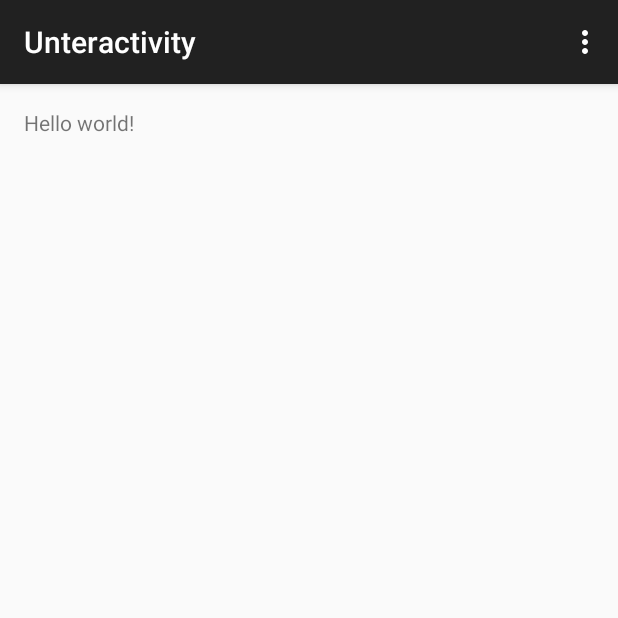
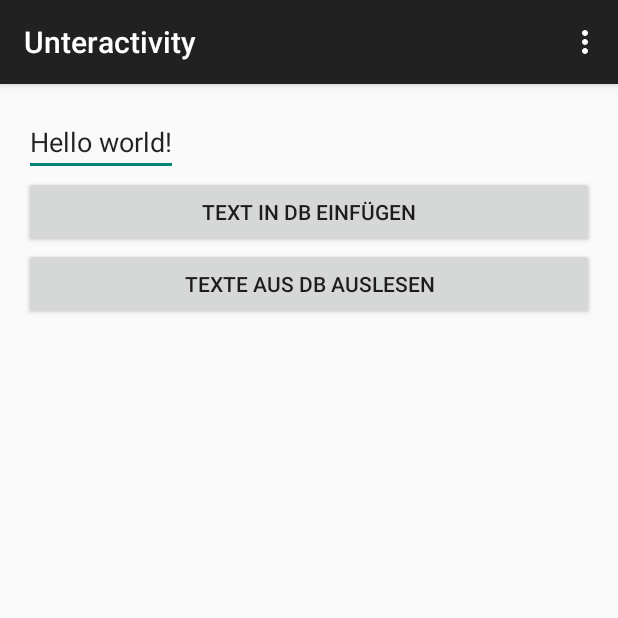
Before and after one commit to kapertourguide/CrashKursApplication, an Android app: the Unteractivity screen opened directly, with no data from a screen before it, on a phone screen of 412 x 824 dp, the top half of it. Run offline under Robolectric (Android 15) with nearby library versions, the phone set to English and light mode, and no system bars.

Commit message:
Commit Bugfixes und Datenbankanbindung

```diff
--- a/app/src/main/java/com/example/simonisb/myapplication/MainActivity.java
+++ b/app/src/main/java/com/example/simonisb/myapplication/MainActivity.java
@@ -26,7 +26,7 @@ public class MainActivity extends ActionBarActivity {
     protected void onCreate(Bundle savedInstanceState) {
         super.onCreate(savedInstanceState);
         setContentView(R.layout.activity_main);
-        sql = new SQLiteDatabaseHelper(this);
+
 
         tv_null = (TextView) findViewById(R.id.start_text);
         btn_1 = (Button) findViewById(R.id.btn_1);
@@ -34,6 +34,7 @@ public class MainActivity extends ActionBarActivity {
             @Override
             public void onClick(View v) {
                 Toast.makeText(MainActivity.this, "Text", Toast.LENGTH_SHORT).show();
+                startActivity(new Intent(MainActivity.this, Unteractivity.class));
             }
         });
 
--- a/app/src/main/java/com/example/simonisb/myapplication/Unteractivity.java
+++ b/app/src/main/java/com/example/simonisb/myapplication/Unteractivity.java
@@ -1,29 +1,97 @@
 package com.example.simonisb.myapplication;
 
+import android.content.ContentValues;
+import android.database.Cursor;
+import android.database.sqlite.SQLiteDatabase;
+import android.net.UrlQuerySanitizer;
 import android.support.v7.app.ActionBarActivity;
 import android.os.Bundle;
+import android.util.Log;
 import android.view.Menu;
 import android.view.MenuItem;
+import android.view.View;
+import android.widget.Button;
+import android.widget.EditText;
+import android.widget.Toast;
+
+import com.example.simonisb.myapplication.db.SQLiteDatabaseHelper;
+
+import java.util.ArrayList;
 
 
 public class Unteractivity extends ActionBarActivity {
 
+    SQLiteDatabaseHelper dbhelper;
+
+    EditText editText;
+    Button btn_insert;
+    Button btn_read;
+
     @Override
-    protected void onCreate(Bundle savedInstanceState) {
-        super.onCreate(savedInstanceState);
-        setContentView(R.layout.activity_unteractivity);
+    protected void onCreate( Bundle savedInstanceState) {
+        super.onCreate( savedInstanceState);
+        setContentView( R.layout.activity_unteractivity);
+
+        editText = (EditText) findViewById( R.id.editText_zum_einfuegen);
+        btn_insert = (Button) findViewById( R.id.btn_insert_text);
+        btn_read = (Button) findViewById( R.id.btn_read_text);
+
+
+        dbhelper = new SQLiteDatabaseHelper( this);
+        final SQLiteDatabase db = dbhelper.getReadableDatabase();
+
+        btn_insert.setOnClickListener(new View.OnClickListener() {
+            @Override
+            public void onClick(View view) {
+                try {
+                    ContentValues values = new ContentValues();
+                    values.put(SQLiteDatabaseHelper.TABLE_STRINGS_VALUE, editText.getText().toString());
+                    long insertID = db.insert(SQLiteDatabaseHelper.TABLE_STRINGS_TABLENAME, null, values);
+                }catch (Exception e){
+                    String message = e.getMessage();
+                }
+            }
+        });
+
+        btn_read.setOnClickListener(new View.OnClickListener() {
+            @Override
+            public void onClick(View view) {
+
+                try{
+                    /*Cursor cursor = db.query(
+                        SQLiteDatabaseHelper.TABLE_STRINGS_TABLENAME,
+                        new String[]{SQLiteDatabaseHelper.TABLE_STRINGS_VALUE},
+                        null, null, null, null, null);
+*/
+                       Cursor cursor =db.rawQuery("SELECT * FROM " + SQLiteDatabaseHelper.TABLE_STRINGS_TABLENAME , null);
+
+                    ArrayList<String> liste = new ArrayList<String>();
+
+                    if (cursor.moveToFirst()) {
+                        do {
+                            int valueIndex = cursor.getColumnIndex(SQLiteDatabaseHelper.TABLE_STRINGS_VALUE);
+                            String str = cursor.getString(valueIndex);
+                            liste.add(str);
+                        } while (cursor.moveToNext());
+                    }
+                    Log.d("Unteractivity", "TempCode");
+                }catch (Exception e) {
+                         e.getMessage();
+                }
+            }
+        });
     }
 
 
     @Override
-    public boolean onCreateOptionsMenu(Menu menu) {
+    public boolean onCreateOptionsMenu( Menu menu) {
         // Inflate the menu; this adds items to the action bar if it is present.
-        getMenuInflater().inflate(R.menu.menu_unteractivity, menu);
+        getMenuInflater().inflate( R.menu.menu_unteractivity, menu);
         return true;
     }
 
     @Override
-    public boolean onOptionsItemSelected(MenuItem item) {
+    public boolean onOptionsItemSelected( MenuItem item) {
         // Handle action bar item clicks here. The action bar will
         // automatically handle clicks on the Home/Up button, so long
         // as you specify a parent activity in AndroidManifest.xml.
@@ -34,6 +102,6 @@ public class Unteractivity extends ActionBarActivity {
             return true;
         }
 
-        return super.onOptionsItemSelected(item);
+        return super.onOptionsItemSelected( item);
     }
 }
--- a/app/src/main/java/com/example/simonisb/myapplication/db/SQLiteDatabaseHelper.java
+++ b/app/src/main/java/com/example/simonisb/myapplication/db/SQLiteDatabaseHelper.java
@@ -3,6 +3,7 @@ package com.example.simonisb.myapplication.db;
 import android.content.Context;
 import android.database.sqlite.SQLiteDatabase;
 import android.database.sqlite.SQLiteOpenHelper;
+import android.util.Log;
 
 /**
  * Created by simonisb on 17.03.2015.
@@ -14,14 +15,14 @@ public class SQLiteDatabaseHelper extends SQLiteOpenHelper {
 
     //Beginn Beispiel Table
 
-    static final String TABLE_STRINGS_NAME = "strings";
-    static final String TABLE_STRINGS_ID = "_id";
-    static final String TABLE_STRINGS_VALUE = "value";
+    public static final String TABLE_STRINGS_TABLENAME = "strings";
+    public static final String TABLE_STRINGS_ID = "_id";
+    public static final String TABLE_STRINGS_VALUE = "value";
 
     static final String TABLE_STRINGS_CREATE = "create table "
-            + TABLE_STRINGS_NAME + " ("
-            + TABLE_STRINGS_ID + " integer primary key, "
-            + TABLE_STRINGS_VALUE + "text not null);";
+            + TABLE_STRINGS_TABLENAME + " ("
+            + TABLE_STRINGS_ID + " integer primary key autoincrement, "
+            + TABLE_STRINGS_VALUE + " text not null);";
 
 
     //Ende Beispiel Table
@@ -40,6 +41,10 @@ public class SQLiteDatabaseHelper extends SQLiteOpenHelper {
 
     @Override
     public void onUpgrade(SQLiteDatabase db, int oldVersion, int newVersion) {
-
+        Log.w(SQLiteDatabaseHelper.class.getName(),
+                "Upgrading database from version " + oldVersion + " to "
+                        + newVersion + ", which will destroy all old data");
+        db.execSQL("DROP TABLE IF EXISTS " + TABLE_STRINGS_TABLENAME);
+        onCreate(db);
     }
 }
--- a/app/src/main/res/layout/activity_unteractivity.xml
+++ b/app/src/main/res/layout/activity_unteractivity.xml
@@ -6,7 +6,26 @@
     android:paddingBottom="@dimen/activity_vertical_margin"
     tools:context="com.example.simonisb.myapplication.Unteractivity">
 
-    <TextView android:text="@string/hello_world" android:layout_width="wrap_content"
+    <EditText
+        android:id="@+id/editText_zum_einfuegen"
+        android:text="@string/hello_world"
+        android:layout_width="wrap_content"
         android:layout_height="wrap_content" />
 
+    <Button
+        android:id="@+id/btn_insert_text"
+        android:layout_below="@+id/editText_zum_einfuegen"
+        android:layout_width="fill_parent"
+        android:layout_height="wrap_content"
+        android:text="@string/insertTextInDB"/>
+
+
+    <Button
+        android:id="@+id/btn_read_text"
+        android:layout_width="fill_parent"
+        android:layout_height="wrap_content"
+        android:text="@string/readTextFromDB"
+        android:layout_below="@+id/btn_insert_text"/>
+
+
 </RelativeLayout>
--- a/app/src/main/res/values/strings.xml
+++ b/app/src/main/res/values/strings.xml
@@ -10,4 +10,6 @@
     <string name="btn_3">Enable Button 4</string>
     <string name="btn_4">Enable Button 3</string>
     <string name="title_activity_list">ListActivity</string>
+    <string name="insertTextInDB">Text in DB einfügen</string>
+    <string name="readTextFromDB">Texte aus DB auslesen</string>
 </resources>
```
